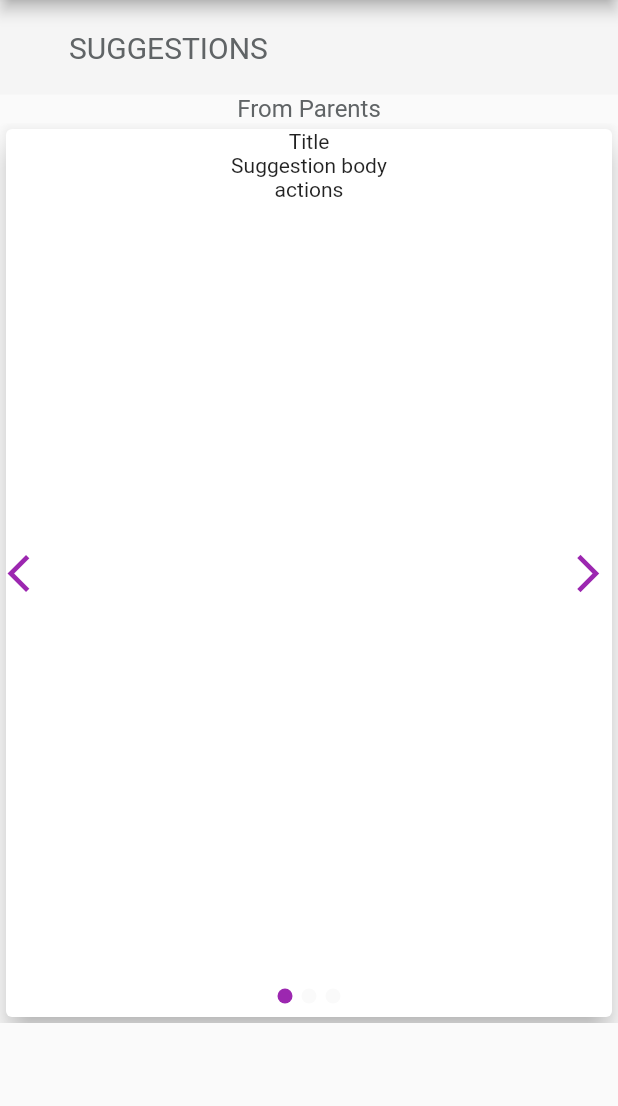
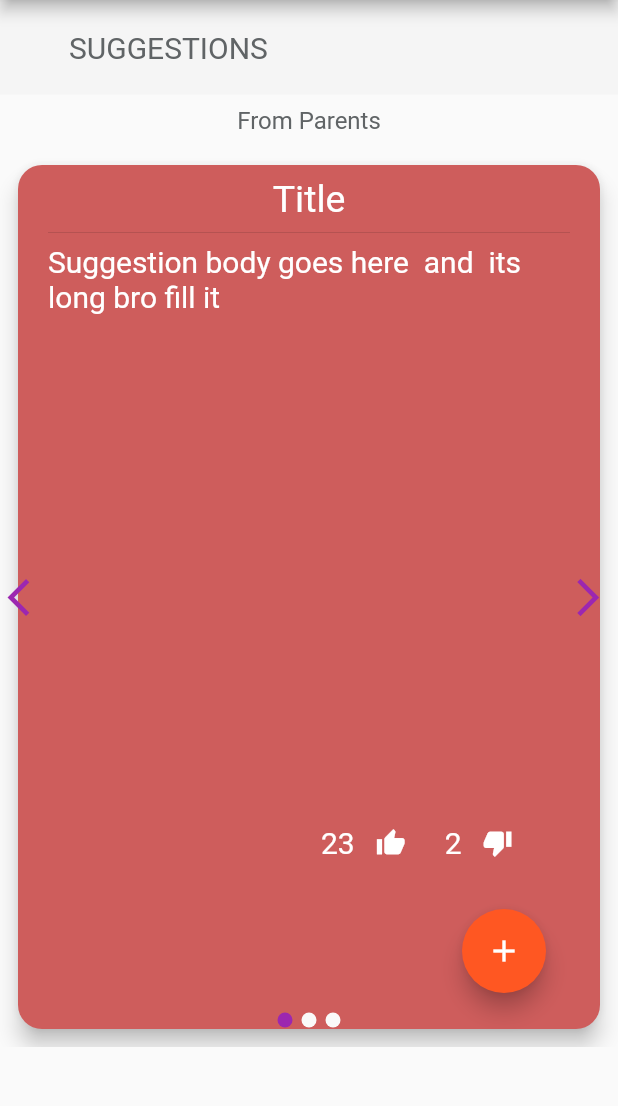
Before and after one commit to itsmushi/osmmas, a Flutter app: the screen it shows after launch, in the side drawer, after a tap on "Suggestion", on a phone screen of 412 x 824 dp, the part 84-1190 px from its top. Run offline on Flutter 3.47's test engine with Material 2 defaults, Android fonts, the light colour scheme and no system bars; our stand-ins replace flutter_swiper, rflutter_alert; network calls fail.

Commit message:
dashboard complete with API

```diff
--- a/lib/main.dart
+++ b/lib/main.dart
@@ -7,6 +7,9 @@ import 'package:osmmas/screens/subject_list_screen.dart';
 import 'package:osmmas/screens/subject_result_screen.dart';
 import 'package:osmmas/screens/suggestion_screen.dart';
 import 'package:osmmas/widgets/app_drawer.dart';
+import 'package:provider/provider.dart';
+
+import 'providers/dashboard.dart';
 
 void main() {
   runApp(MyApp());
@@ -31,7 +34,13 @@ class MyApp extends StatelessWidget {
   // This widget is the root of your application.
   @override
   Widget build(BuildContext context) {
-    return MaterialApp(
+    return MultiProvider(
+      providers: [
+        ChangeNotifierProvider.value(
+          value: Dashboard(),
+        ),
+      ],
+      child: MaterialApp(
         title: 'osmmas',
         theme: ThemeData(
           primarySwatch: Colors.purple,
@@ -45,8 +54,9 @@ class MyApp extends StatelessWidget {
           SubjectResultsScreen.routeName: (_) => SubjectResultsScreen(),
           AverageResultsScreen.routeName: (_) => AverageResultsScreen(),
           SuggestionScreen.routeName: (_) => SuggestionScreen(),
-        StudentInfoScreen.routeName:(_)=>StudentInfoScreen(),
+          StudentInfoScreen.routeName: (_) => StudentInfoScreen(),
         },
+      ),
     );
   }
 }
--- /dev/null
+++ b/lib/providers/dashboard.dart
@@ -0,0 +1,45 @@
+import 'dart:io';
+
+import 'package:flutter/material.dart';
+import 'dart:convert';
+import 'package:http/http.dart' as http;
+
+import 'package:osmmas/providers/event.dart';
+
+class Dashboard with ChangeNotifier {
+  List<Event> _events = [];
+
+  List<Event> get events {
+    return [..._events];
+  }
+
+  Future<void> fetchEvents() async {
+    var url = Uri.parse("https://osmmasapi.herokuapp.com/api/parent/dashboard");
+    try {
+      final response = await http.get(url, headers: {
+        HttpHeaders.authorizationHeader:
+            "Bearer TJAeNS6B5UJrgjf5wTBvVUXlienGZ6FM5n8bTXC3"
+      });
+      final extractedData = json.decode(response.body) as List<dynamic>;
+      if (extractedData == null) {
+        return;
+      }
+      print("list received");
+
+      final List<Event> loadedEvents = [];
+      extractedData.forEach((eventData) {
+        loadedEvents.add(
+          Event(
+            date: eventData["date"],
+            event: eventData["event"],
+          ),
+        );
+      });
+
+      _events = loadedEvents;
+      notifyListeners();
+    } catch (error) {
+      throw (error);
+    }
+  }
+}
--- /dev/null
+++ b/lib/providers/event.dart
@@ -0,0 +1,14 @@
+import 'package:flutter/material.dart';
+
+class Event with ChangeNotifier{
+  final String date;
+  final String event;
+  final String validTo="";
+
+  Event({
+    @required this.date,
+    @required this.event,
+
+  });
+
+}
--- a/lib/screens/dashboard_screen.dart
+++ b/lib/screens/dashboard_screen.dart
@@ -1,16 +1,40 @@
 import 'package:flutter/material.dart';
+import 'package:osmmas/providers/event.dart';
+
+import 'package:provider/provider.dart';
+
+import '../providers/dashboard.dart';
 import 'package:osmmas/widgets/page_title.dart';
 
 class DashboardScreen extends StatelessWidget {
+  Future<void> _refreshDashboard(
+    BuildContext context,
+  ) async {
+    await Provider.of<Dashboard>(context).fetchEvents();
+  }
+
+  bool firstTime = true;
+  int count = 1;
+  bool showLoading = true;
+
+  List<Event> eventsData;
   @override
   Widget build(BuildContext context) {
+    if (firstTime) {
+      _refreshDashboard(context).then((value) => {
+            eventsData = Provider.of<Dashboard>(context, listen: false).events,
+            showLoading = false,
+            firstTime = false,
+          });
+    }
+
     return Column(
       children: [
         Container(
           child: Column(
             crossAxisAlignment: CrossAxisAlignment.start,
             children: [
-              PageTitle("DASHBOARD",true),
+              PageTitle("DASHBOARD", true),
             ],
           ),
         ),
@@ -30,9 +54,17 @@ class DashboardScreen extends StatelessWidget {
                     style: TextStyle(fontSize: 16),
                   ),
                 ),
-                DataTable(
-                    decoration:
-                        BoxDecoration(color: Color.fromRGBO(255, 254, 254, 1)),
+                showLoading
+                    ? Padding(
+                        padding: EdgeInsets.all(10),
+                        child: Row(
+                          mainAxisAlignment: MainAxisAlignment.center,
+                          children: [CircularProgressIndicator()],
+                        ),
+                      )
+                    : DataTable(
+                        decoration: BoxDecoration(
+                            color: Color.fromRGBO(255, 254, 254, 1)),
                         columns: [
                           DataColumn(
                             label: Text(
@@ -58,19 +90,17 @@ class DashboardScreen extends StatelessWidget {
                                 )),
                           ),
                         ],
-                    rows: [
-                      DataRow(cells: [
-                        DataCell(
-                          Text("1"),
-                        ),
-                        DataCell(
-                          Text("2021-04-21"),
-                        ),
-                        DataCell(
-                          Text("System check"),
-                        )
-                      ])
-                    ])
+                        //
+                        rows: eventsData.map(
+                          (e) {
+                            count++;
+                            return DataRow(cells: [
+                              DataCell(Text(count.toString())),
+                              DataCell(Text(e.date)),
+                              DataCell(Text(e.event))
+                            ]);
+                          },
+                        ).toList()),
               ],
             ),
           ),
--- a/lib/screens/suggestion_screen.dart
+++ b/lib/screens/suggestion_screen.dart
@@ -19,11 +19,14 @@ class SuggestionScreen extends StatelessWidget {
             child: Column(
               children: [
                 PageTitle("SUGGESTIONS", false),
-                Text(
-                  "From Parents",
-                  textAlign: TextAlign.center,
-                  style: TextStyle(
-                      color: Color.fromRGBO(96, 100, 102, 1.0), fontSize: 16),
+                Padding(
+                  padding: const EdgeInsets.all(8.0),
+                  child: Text(
+                    "From Parents",
+                    textAlign: TextAlign.center,
+                    style: TextStyle(
+                        color: Color.fromRGBO(96, 100, 102, 1.0), fontSize: 16),
+                  ),
                 ),
               ],
             ),
@@ -32,7 +35,7 @@ class SuggestionScreen extends StatelessWidget {
             width: 500,
             height: 600,
             child: swipperWidget(),
-          )
+          ),
         ]));
   }
 }
--- a/lib/widgets/suggestion.dart
+++ b/lib/widgets/suggestion.dart
@@ -1,13 +1,122 @@
 import 'package:flutter/material.dart';
+
+import 'package:rflutter_alert/rflutter_alert.dart';
 
 class Suggestion extends StatelessWidget {
   @override
   Widget build(BuildContext context) {
-    return Card(
-      elevation: 8,
-      child: Column(
-        children: [Text("Title"), Text("Suggestion body"), Text("actions")],
+    return Container(
+      margin: EdgeInsets.symmetric(vertical: 12, horizontal: 12),
+      child: Card(
+        elevation: 6,
+        color: Color.fromRGBO(206, 93, 92, 1.0),
+        margin: EdgeInsets.symmetric(),
+        shape: RoundedRectangleBorder(borderRadius: BorderRadius.circular(16)),
+        child: Container(
+          padding: EdgeInsets.symmetric(horizontal: 20, vertical: 8),
+          child: Column(
+            mainAxisAlignment: MainAxisAlignment.spaceBetween,
+            children: [
+              Column(
+                children: [
+                  Text(
+                    "Title",
+                    textAlign: TextAlign.center,
+                    style: TextStyle(fontSize: 25, color: Colors.white),
+                  ),
+                  Divider(),
+                  Text(
+                    "Suggestion body goes here  and  its long bro fill it",
+                    style: TextStyle(fontSize: 20, color: Colors.white),
+                  ),
+                ],
+              ),
+              Column(
+                children: [
+                  ListTile(
+                    trailing: SizedBox(
+                      width: 150,
+                      child: Row(
+                        children: [
+                          Text("23",
+                              style:
+                                  TextStyle(fontSize: 20, color: Colors.white)),
+                          IconButton(
+                              icon: Icon(
+                                Icons.thumb_up,
+                                size: 20,
+                              ),
+                              color: Colors.white,
+                              onPressed: () {}),
+                          SizedBox(
+                            width: 12,
+                          ),
+                          Text("2",
+                              style:
+                                  TextStyle(fontSize: 20, color: Colors.white)),
+                          IconButton(
+                              icon: Icon(
+                                Icons.thumb_down,
+                                size: 20,
+                              ),
+                              color: Colors.white,
+                              onPressed: () {}),
+                        ],
+                      ),
+                    ),
+                  ),
+                  Padding(
+                    padding: const EdgeInsets.all(16.0),
+                    child: Row(
+                      mainAxisAlignment: MainAxisAlignment.end,
+                      children: [
+                        FloatingActionButton(
+                            onPressed: () => addSuggestion(context),
+                            child: Icon(Icons.add)),
+                      ],
+                    ),
+                  )
+                ],
+              ),
+            ],
+          ),
+        ),
       ),
     );
   }
+
+  Future addSuggestion(BuildContext context) {
+    return Alert(
+        context: context,
+        title: "Add Suggestion",
+        content: Container(
+          width: 400,
+          child: Column(
+            children: <Widget>[
+              TextField(
+                decoration: InputDecoration(
+                  hintText: "(Suggestion is anonymously!)",
+                  labelText: 'Title',
+                ),
+              ),
+              TextField(
+                keyboardType: TextInputType.multiline,
+                maxLines: 6,
+                decoration: InputDecoration(
+                  labelText: 'Suggestion',
+                ),
+              ),
+            ],
+          ),
+        ),
+        buttons: [
+          DialogButton(
+            onPressed: () => Navigator.pop(context),
+            child: Text(
+              "Submit",
+              style: TextStyle(color: Colors.white, fontSize: 20),
+            ),
+          ),
+        ]).show();
+  }
 }
--- a/pubspec.yaml
+++ b/pubspec.yaml
@@ -29,6 +29,9 @@ dependencies:
   # Use with the CupertinoIcons class for iOS style icons.
   cupertino_icons: ^1.0.2
   flutter_swiper: ^1.1.6
+  rflutter_alert: ^2.0.2
+  http: ^0.13.3
+  provider: ^5.0.0
 
 dev_dependencies:
   flutter_test:
```
Also changed, not shown: lib/screens/reports_screen.dart (+6 -3 lines), pubspec.lock. Lines whose indentation alone changed are shown as unchanged.
